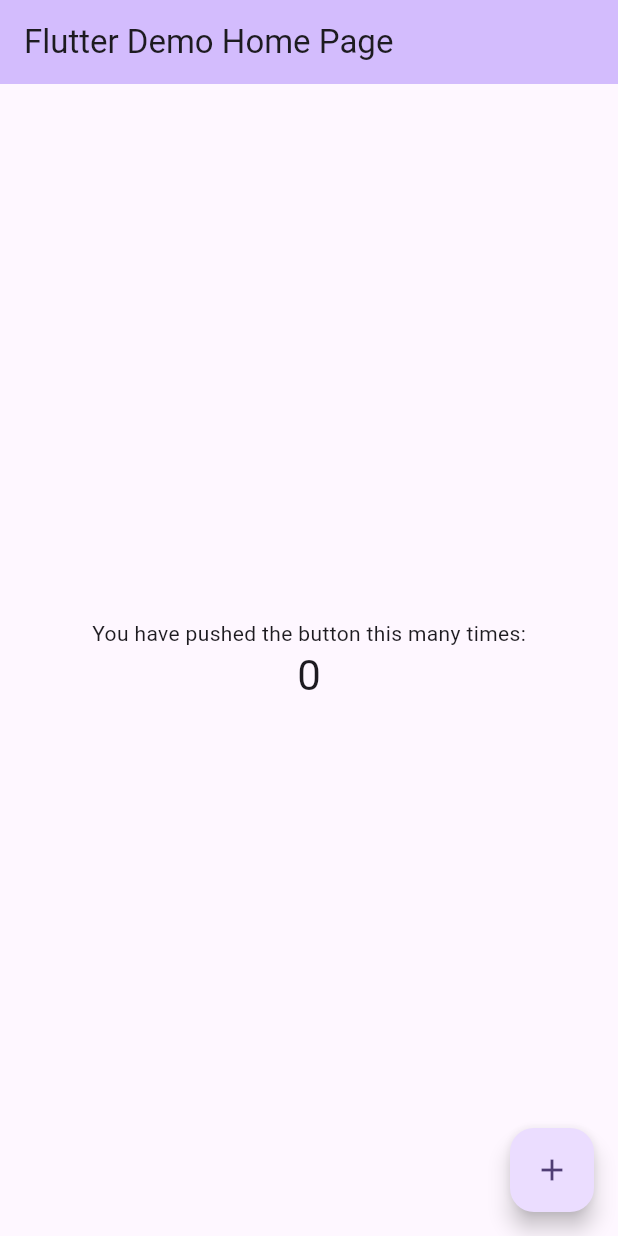
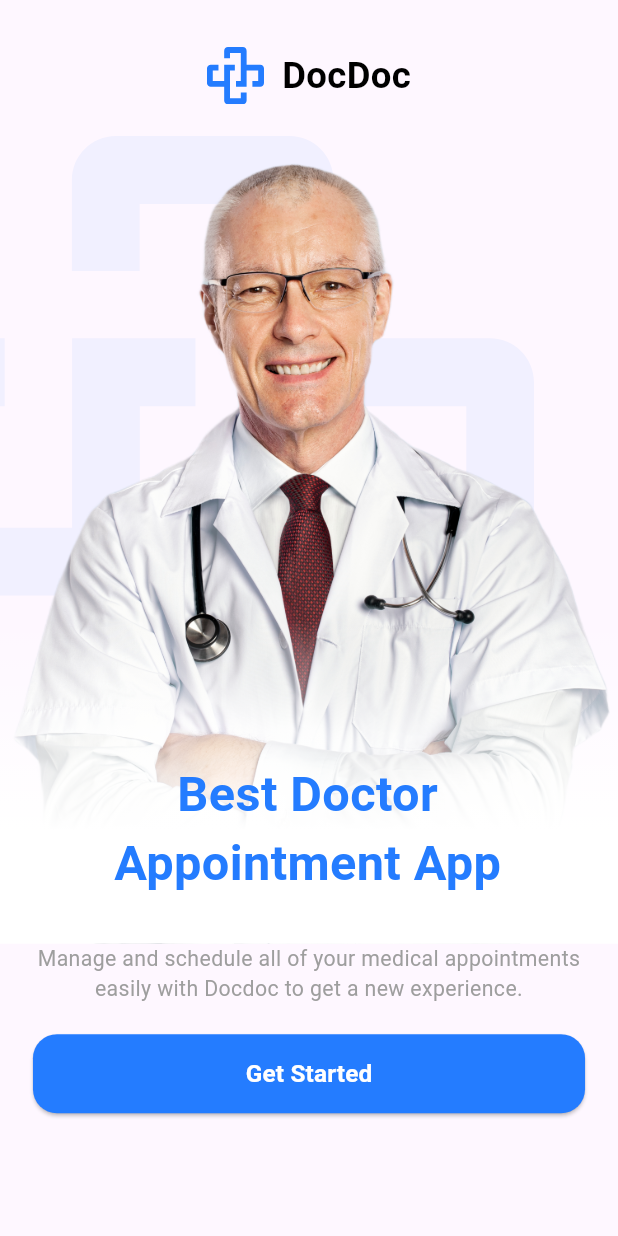
Before and after one commit to samaa99/doctors_appointements, a Flutter app: the screen it shows after launch, on a phone screen of 412 x 824 dp. Run offline on Flutter 3.47's test engine with Material 3 defaults, Android fonts, the light colour scheme and no system bars; our stand-ins replace flutter_screenutil, flutter_svg.

Commit message:
Dev onboarding screen

```diff
--- /dev/null
+++ b/lib/core/theming/colors.dart
@@ -0,0 +1,5 @@
+import 'package:flutter/material.dart';
+
+class AppColors {
+  static const Color primaryBlueColor = Color(0xFF247CFF);
+}
--- /dev/null
+++ b/lib/core/theming/text_styles.dart
@@ -0,0 +1,10 @@
+import 'package:doctors_appointements_app/core/theming/colors.dart';
+import 'package:flutter/material.dart';
+import 'package:flutter_screenutil/flutter_screenutil.dart';
+
+class TextStyles {
+  static TextStyle fontBlack24W700 = TextStyle(color: Colors.black, fontSize: 24.sp, fontWeight: FontWeight.w700);
+  static TextStyle fontBlue32Bold = TextStyle(color: AppColors.primaryBlueColor, fontSize: 32.sp, fontWeight: FontWeight.w700);
+  static TextStyle fontGrey14Regular = TextStyle(color: Colors.grey, fontSize: 14.sp, fontWeight: FontWeight.normal);
+  static TextStyle fontWhite16W600 = TextStyle(color: Colors.white, fontSize: 16.sp, fontWeight: FontWeight.w600);
+}
--- /dev/null
+++ b/lib/doc_app.dart
@@ -0,0 +1,27 @@
+import 'package:doctors_appointements_app/core/routing/app_router.dart';
+import 'package:doctors_appointements_app/core/theming/colors.dart';
+import 'package:flutter/material.dart';
+import 'package:flutter_screenutil/flutter_screenutil.dart';
+
+import 'core/routing/routes.dart';
+
+class DocApp extends StatelessWidget {
+  final AppRouter appRouter;
+  DocApp({super.key, required this.appRouter});
+
+  @override
+  Widget build(BuildContext context) {
+    return ScreenUtilInit(
+      designSize: const Size(375, 812),
+      minTextAdapt: true,
+      child: MaterialApp(
+        debugShowCheckedModeBanner: false,
+        theme: ThemeData(
+          primaryColor: AppColors.primaryBlueColor,
+        ),
+        onGenerateRoute: appRouter.generateRoute,
+        initialRoute: Routes.onBoardingScreen,
+      ),
+    );
+  }
+}
--- /dev/null
+++ b/lib/features/onBoarding/onbording_screen.dart
@@ -0,0 +1,58 @@
+import 'package:doctors_appointements_app/core/theming/colors.dart';
+import 'package:flutter/material.dart';
+import 'package:flutter_screenutil/flutter_screenutil.dart';
+
+import '../../core/theming/text_styles.dart';
+import 'widgets/doc_logo_and_text.dart';
+import 'widgets/doctor_image_and_text.dart';
+
+class OnBoardingScreen extends StatelessWidget {
+  const OnBoardingScreen({super.key});
+
+  @override
+  Widget build(BuildContext context) {
+    return Scaffold(
+      body: SafeArea(
+        child: Padding(
+          padding: EdgeInsets.only(top: 30.0.h, bottom: 30.0.h),
+          child: SingleChildScrollView(
+            child: Column(
+              children: [
+                const DocLogoAndText(),
+                SizedBox(height: 20.h),
+                const DoctorImageAndText(),
+                Padding(
+                  padding: EdgeInsets.symmetric(horizontal: 20.0.w,),
+                  child: Column(
+                    children: [
+                      Text(
+                        'Manage and schedule all of your medical appointments easily with Docdoc to get a new experience.',
+                        style: TextStyles.fontGrey14Regular,
+                        textAlign: TextAlign.center,
+                      ),
+                      SizedBox(height: 20.h),
+                      ElevatedButton(
+                        onPressed: () {},
+                        style: ElevatedButton.styleFrom(
+                          backgroundColor: AppColors.primaryBlueColor,
+                          minimumSize: Size(double.infinity, 52.h),
+                          shape: RoundedRectangleBorder(
+                            borderRadius: BorderRadius.circular(16),
+                          ),
+                        ),
+                        child: Text(
+                          'Get Started',
+                          style: TextStyles.fontWhite16W600,
+                        ),
+                      ),
+                    ],
+                  ),
+                ),
+              ],
+            ),
+          ),
+        ),
+      ),
+    );
+  }
+}
--- /dev/null
+++ b/lib/features/onBoarding/widgets/doc_logo_and_text.dart
@@ -0,0 +1,21 @@
+import 'package:flutter/material.dart';
+import 'package:flutter_screenutil/flutter_screenutil.dart';
+import 'package:flutter_svg/flutter_svg.dart';
+
+import '../../../core/theming/text_styles.dart';
+
+class DocLogoAndText extends StatelessWidget {
+  const DocLogoAndText({super.key});
+
+  @override
+  Widget build(BuildContext context) {
+    return Row(
+      mainAxisAlignment: MainAxisAlignment.center,
+      children: [
+        SvgPicture.asset('assets/svgs/docdoc_logo.svg'),
+        SizedBox(width: 10.w),
+        Text('DocDoc', style: TextStyles.fontBlack24W700,),
+      ],
+    );
+  }
+}
--- /dev/null
+++ b/lib/features/onBoarding/widgets/doctor_image_and_text.dart
@@ -0,0 +1,40 @@
+import 'package:flutter/material.dart';
+import 'package:flutter_screenutil/flutter_screenutil.dart';
+import 'package:flutter_svg/flutter_svg.dart';
+
+import '../../../core/theming/text_styles.dart';
+
+class DoctorImageAndText extends StatelessWidget {
+  const DoctorImageAndText({super.key});
+
+  @override
+  Widget build(BuildContext context) {
+    return Stack(
+      children: [
+        SvgPicture.asset('assets/svgs/docdoc_logo_low_opacity.svg',),
+        Container(
+          foregroundDecoration: BoxDecoration(
+            gradient: LinearGradient(
+                colors: [
+                  Colors.white,
+                  Colors.white.withOpacity(0.0)
+                ],
+              begin: Alignment.bottomCenter,
+              end: Alignment.topCenter,
+              stops: const [0.14, 0.4]
+            )
+          ),
+            child: Image.asset('assets/images/onboarding_doctor.png')),
+        Positioned(
+          left: 20.h,
+          right: 20.w,
+          bottom: 30.h,
+            child: Text(
+          'Best Doctor Appointment App',
+          textAlign: TextAlign.center,
+          style: TextStyles.fontBlue32Bold,
+        )),
+      ],
+    );
+  }
+}
--- a/lib/main.dart
+++ b/lib/main.dart
@@ -1,126 +1,7 @@
+import 'package:doctors_appointements_app/core/routing/app_router.dart';
+import 'package:doctors_appointements_app/doc_app.dart';
 import 'package:flutter/material.dart';
 
 void main() {
-  runApp(const MyApp());
+  runApp(DocApp(appRouter: AppRouter()));
 }
-
-class MyApp extends StatelessWidget {
-  const MyApp({super.key});
-
-  // This widget is the root of your application.
-  @override
-  Widget build(BuildContext context) {
-    return MaterialApp(
-      debugShowCheckedModeBanner: false,
-      title: 'Flutter Demo',
-      theme: ThemeData(
-        // This is the theme of your application.
-        //
-        // TRY THIS: Try running your application with "flutter run". You'll see
-        // the application has a blue toolbar. Then, without quitting the app,
-        // try changing the seedColor in the colorScheme below to Colors.green
-        // and then invoke "hot reload" (save your changes or press the "hot
-        // reload" button in a Flutter-supported IDE, or press "r" if you used
-        // the command line to start the app).
-        //
-        // Notice that the counter didn't reset back to zero; the application
-        // state is not lost during the reload. To reset the state, use hot
-        // restart instead.
-        //
-        // This works for code too, not just values: Most code changes can be
-        // tested with just a hot reload.
-        colorScheme: ColorScheme.fromSeed(seedColor: Colors.deepPurple),
-        useMaterial3: true,
-      ),
-      home: const MyHomePage(title: 'Flutter Demo Home Page'),
-    );
-  }
-}
-
-class MyHomePage extends StatefulWidget {
-  const MyHomePage({super.key, required this.title});
-
-  // This widget is the home page of your application. It is stateful, meaning
-  // that it has a State object (defined below) that contains fields that affect
-  // how it looks.
-
-  // This class is the configuration for the state. It holds the values (in this
-  // case the title) provided by the parent (in this case the App widget) and
-  // used by the build method of the State. Fields in a Widget subclass are
-  // always marked "final".
-
-  final String title;
-
-  @override
-  State<MyHomePage> createState() => _MyHomePageState();
-}
-
-class _MyHomePageState extends State<MyHomePage> {
-  int _counter = 0;
-
-  void _incrementCounter() {
-    setState(() {
-      // This call to setState tells the Flutter framework that something has
-      // changed in this State, which causes it to rerun the build method below
-      // so that the display can reflect the updated values. If we changed
-      // _counter without calling setState(), then the build method would not be
-      // called again, and so nothing would appear to happen.
-      _counter++;
-    });
-  }
-
-  @override
-  Widget build(BuildContext context) {
-    // This method is rerun every time setState is called, for instance as done
-    // by the _incrementCounter method above.
-    //
-    // The Flutter framework has been optimized to make rerunning build methods
-    // fast, so that you can just rebuild anything that needs updating rather
-    // than having to individually change instances of widgets.
-    return Scaffold(
-      appBar: AppBar(
-        // TRY THIS: Try changing the color here to a specific color (to
-        // Colors.amber, perhaps?) and trigger a hot reload to see the AppBar
-        // change color while the other colors stay the same.
-        backgroundColor: Theme.of(context).colorScheme.inversePrimary,
-        // Here we take the value from the MyHomePage object that was created by
-        // the App.build method, and use it to set our appbar title.
-        title: Text(widget.title),
-      ),
-      body: Center(
-        // Center is a layout widget. It takes a single child and positions it
-        // in the middle of the parent.
-        child: Column(
-          // Column is also a layout widget. It takes a list of children and
-          // arranges them vertically. By default, it sizes itself to fit its
-          // children horizontally, and tries to be as tall as its parent.
-          //
-          // Column has various properties to control how it sizes itself and
-          // how it positions its children. Here we use mainAxisAlignment to
-          // center the children vertically; the main axis here is the vertical
-          // axis because Columns are vertical (the cross axis would be
-          // horizontal).
-          //
-          // TRY THIS: Invoke "debug painting" (choose the "Toggle Debug Paint"
-          // action in the IDE, or press "p" in the console), to see the
-          // wireframe for each widget.
-          mainAxisAlignment: MainAxisAlignment.center,
-          children: <Widget>[
-            const Text(
-              'You have pushed the button this many times:',
-            ),
-            Text(
-              '$_counter',
-              style: Theme.of(context).textTheme.headlineMedium,
-            ),
-          ],
-        ),
-      ),
-      floatingActionButton: FloatingActionButton(
-        onPressed: _incrementCounter,
-        tooltip: 'Increment',
-        child: const Icon(Icons.add),
-      ), // This trailing comma makes auto-formatting nicer for build methods.
-    );
-  }
-}
```
Also changed, not shown: pubspec.yaml (+7 -2 lines), 1 other file.
